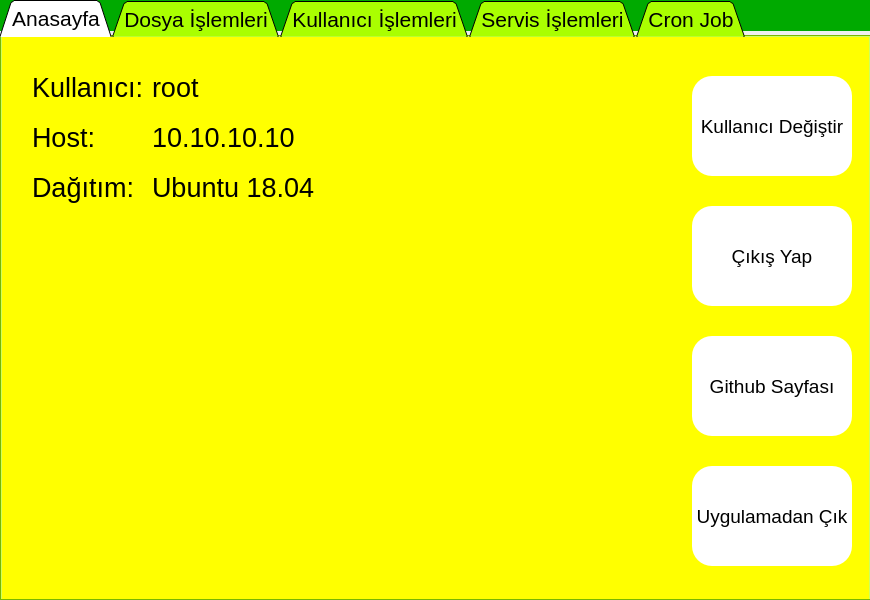
This is MainGUI.ui in Slmdlgl40/LinuxSystemManagement as Qt 5 draws it before an edit. The edited form follows.
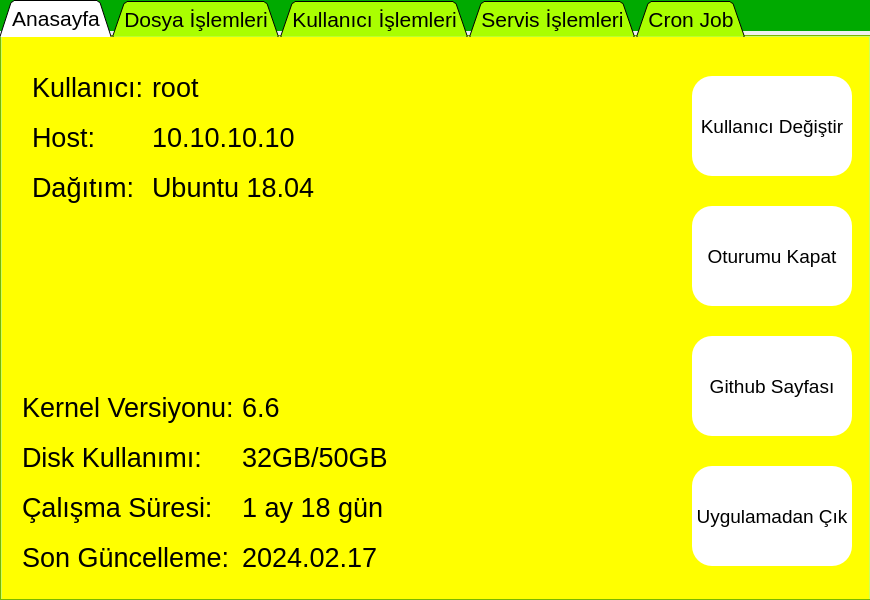
This is the edited form. Icons and pictures are not drawn.

Commit message: Anasayfa tasarımına ekleme yapıldı

What changed in the file:
```diff
--- a/MainGUI.ui
+++ b/MainGUI.ui
@@ -125,7 +125,7 @@
         <rect>
          <x>150</x>
          <y>30</y>
-         <width>241</width>
+         <width>511</width>
          <height>41</height>
         </rect>
        </property>
@@ -143,7 +143,7 @@
         <rect>
          <x>150</x>
          <y>80</y>
-         <width>241</width>
+         <width>511</width>
          <height>41</height>
         </rect>
        </property>
@@ -179,7 +179,7 @@
         <rect>
          <x>150</x>
          <y>130</y>
-         <width>241</width>
+         <width>511</width>
          <height>41</height>
         </rect>
        </property>
@@ -299,7 +299,7 @@
          <string notr="true"/>
         </property>
         <property name="text">
-         <string>Çıkış Yap</string>
+         <string>Oturumu Kapat</string>
         </property>
         <property name="icon">
          <iconset resource="images/images.qrc">
@@ -350,6 +350,150 @@
         </property>
        </widget>
       </widget>
+      <widget class="QLabel" name="label_11">
+       <property name="geometry">
+        <rect>
+         <x>20</x>
+         <y>400</y>
+         <width>211</width>
+         <height>41</height>
+        </rect>
+       </property>
+       <property name="font">
+        <font>
+         <pointsize>20</pointsize>
+        </font>
+       </property>
+       <property name="text">
+        <string>Disk Kullanımı:</string>
+       </property>
+      </widget>
+      <widget class="QLabel" name="label_13">
+       <property name="geometry">
+        <rect>
+         <x>20</x>
+         <y>450</y>
+         <width>211</width>
+         <height>41</height>
+        </rect>
+       </property>
+       <property name="font">
+        <font>
+         <pointsize>20</pointsize>
+        </font>
+       </property>
+       <property name="text">
+        <string>Çalışma Süresi:</string>
+       </property>
+      </widget>
+      <widget class="QLabel" name="label_14">
+       <property name="geometry">
+        <rect>
+         <x>20</x>
+         <y>500</y>
+         <width>211</width>
+         <height>41</height>
+        </rect>
+       </property>
+       <property name="font">
+        <font>
+         <pointsize>20</pointsize>
+        </font>
+       </property>
+       <property name="text">
+        <string>Son Güncelleme:</string>
+       </property>
+      </widget>
+      <widget class="QLabel" name="label_15">
+       <property name="geometry">
+        <rect>
+         <x>20</x>
+         <y>350</y>
+         <width>211</width>
+         <height>41</height>
+        </rect>
+       </property>
+       <property name="font">
+        <font>
+         <pointsize>20</pointsize>
+        </font>
+       </property>
+       <property name="text">
+        <string>Kernel Versiyonu:</string>
+       </property>
+      </widget>
+      <widget class="QLabel" name="label_16">
+       <property name="geometry">
+        <rect>
+         <x>240</x>
+         <y>350</y>
+         <width>421</width>
+         <height>41</height>
+        </rect>
+       </property>
+       <property name="font">
+        <font>
+         <pointsize>20</pointsize>
+        </font>
+       </property>
+       <property name="text">
+        <string>6.6</string>
+       </property>
+      </widget>
+      <widget class="QLabel" name="label_12">
+       <property name="geometry">
+        <rect>
+         <x>240</x>
+         <y>400</y>
+         <width>421</width>
+         <height>41</height>
+        </rect>
+       </property>
+       <property name="font">
+        <font>
+         <pointsize>20</pointsize>
+        </font>
+       </property>
+       <property name="text">
+        <string>32GB/50GB</string>
+       </property>
+      </widget>
+      <widget class="QLabel" name="label_17">
+       <property name="geometry">
+        <rect>
+         <x>240</x>
+         <y>450</y>
+         <width>421</width>
+         <height>41</height>
+        </rect>
+       </property>
+       <property name="font">
+        <font>
+         <pointsize>20</pointsize>
+        </font>
+       </property>
+       <property name="text">
+        <string>1 ay 18 gün</string>
+       </property>
+      </widget>
+      <widget class="QLabel" name="label_18">
+       <property name="geometry">
+        <rect>
+         <x>240</x>
+         <y>500</y>
+         <width>421</width>
+         <height>41</height>
+        </rect>
+       </property>
+       <property name="font">
+        <font>
+         <pointsize>20</pointsize>
+        </font>
+       </property>
+       <property name="text">
+        <string>2024.02.17</string>
+       </property>
+      </widget>
      </widget>
     </widget>
     <widget class="QWidget" name="tab_2">
```
